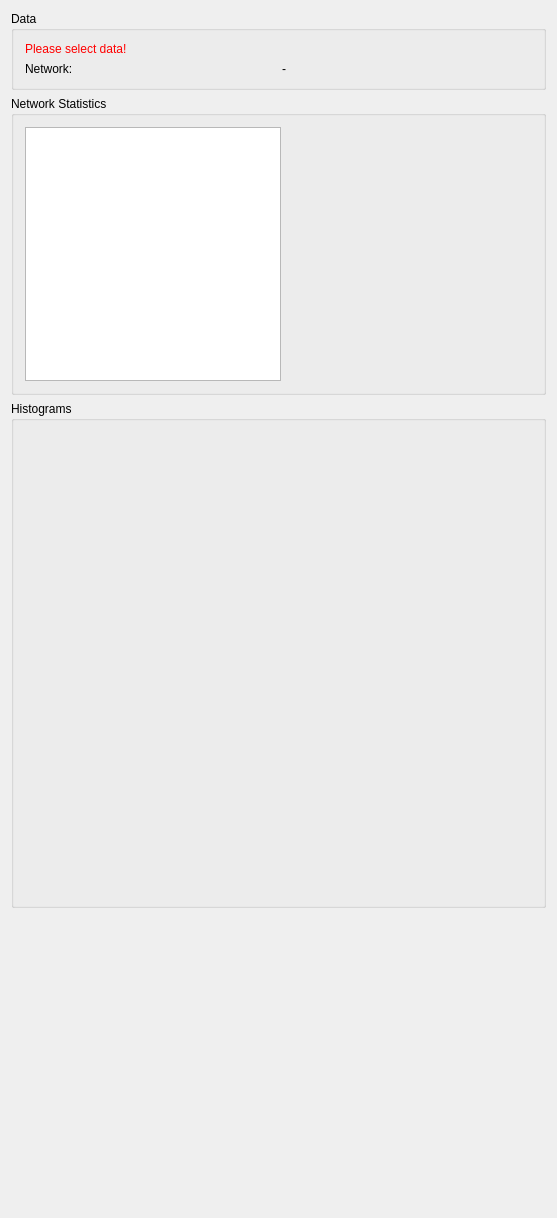
This is Plugins/org.mitk.gui.qt.diffusionimaging/src/internal/Connectomics/QmitkConnectomicsStatisticsViewControls.ui in MITK/MITK as Qt 5 draws it before an edit. The edited form follows.
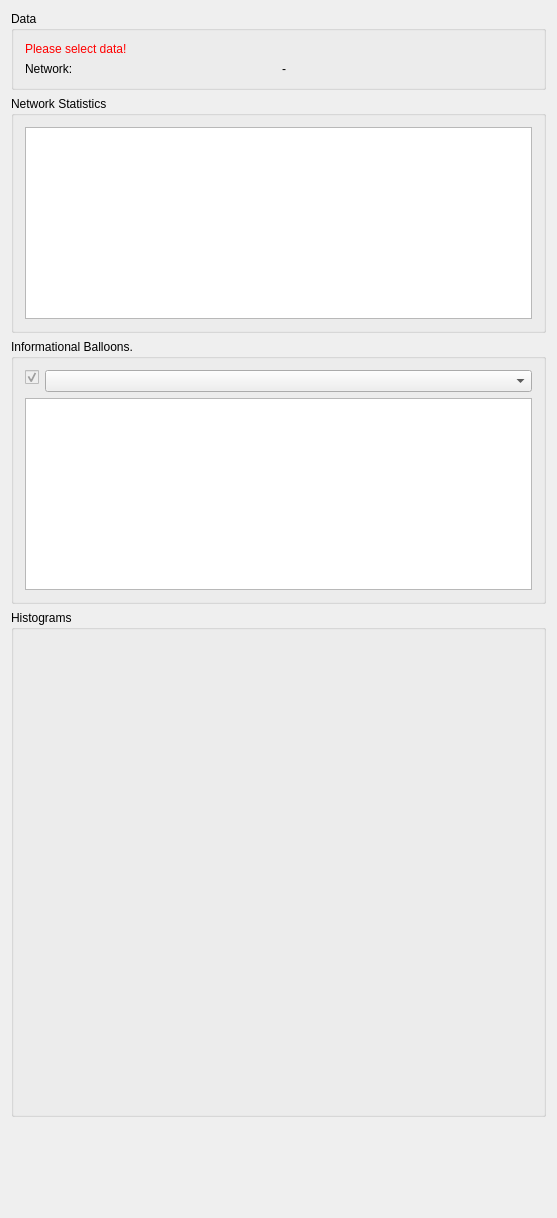
This is the edited form. Custom widgets are drawn as their Qt base class.

Commit message: Integrating Martins work - implementation of text overlays

```diff
--- a/Plugins/org.mitk.gui.qt.diffusionimaging/src/internal/Connectomics/QmitkConnectomicsStatisticsViewControls.ui
+++ b/Plugins/org.mitk.gui.qt.diffusionimaging/src/internal/Connectomics/QmitkConnectomicsStatisticsViewControls.ui
@@ -66,11 +66,17 @@
       <property name="fieldGrowthPolicy">
        <enum>QFormLayout::AllNonFixedFieldsGrow</enum>
       </property>
-      <item row="0" column="0">
+      <item row="0" column="0" colspan="2">
        <widget class="QPlainTextEdit" name="networkStatisticsPlainTextEdit">
         <property name="enabled">
          <bool>true</bool>
         </property>
+        <property name="sizePolicy">
+         <sizepolicy hsizetype="Expanding" vsizetype="MinimumExpanding">
+          <horstretch>0</horstretch>
+          <verstretch>0</verstretch>
+         </sizepolicy>
+        </property>
         <property name="readOnly">
          <bool>true</bool>
         </property>
@@ -79,6 +85,78 @@
      </layout>
     </widget>
    </item>
+   <item>
+    <widget class="QGroupBox" name="networkBalloonsGroupBox">
+     <property name="title">
+      <string>Informational Balloons.</string>
+     </property>
+     <layout class="QFormLayout" name="formLayout_2">
+      <property name="fieldGrowthPolicy">
+       <enum>QFormLayout::AllNonFixedFieldsGrow</enum>
+      </property>
+      <item row="3" column="0" colspan="2">
+       <widget class="QPlainTextEdit" name="networkBalloonsPlainTextEdit">
+        <property name="sizePolicy">
+         <sizepolicy hsizetype="Expanding" vsizetype="MinimumExpanding">
+          <horstretch>0</horstretch>
+          <verstretch>0</verstretch>
+         </sizepolicy>
+        </property>
+        <property name="font">
+         <font>
+          <family>Liberation Mono</family>
+          <pointsize>12</pointsize>
+         </font>
+        </property>
+        <property name="cursor" stdset="0">
+         <cursorShape>IBeamCursor</cursorShape>
+        </property>
+        <property name="acceptDrops">
+         <bool>false</bool>
+        </property>
+       </widget>
+      </item>
+      <item row="2" column="1">
+       <widget class="QComboBox" name="networkBalloonsNodeLabelsComboBox">
+        <property name="editable">
+         <bool>false</bool>
+        </property>
+        <property name="currentIndex">
+         <number>-1</number>
+        </property>
+        <property name="maxVisibleItems">
+         <number>12</number>
+        </property>
+        <property name="insertPolicy">
+         <enum>QComboBox::InsertAlphabetically</enum>
+        </property>
+       </widget>
+      </item>
+      <item row="2" column="0">
+       <widget class="QCheckBox" name="networkBalloonsTextOverlayCheckBox">
+        <property name="enabled">
+         <bool>false</bool>
+        </property>
+        <property name="cursor">
+         <cursorShape>PointingHandCursor</cursorShape>
+        </property>
+        <property name="layoutDirection">
+         <enum>Qt::RightToLeft</enum>
+        </property>
+        <property name="text">
+         <string/>
+        </property>
+        <property name="checked">
+         <bool>true</bool>
+        </property>
+        <property name="tristate">
+         <bool>false</bool>
+        </property>
+       </widget>
+      </item>
+     </layout>
+    </widget>
+   </item>
    <item>
     <widget class="QGroupBox" name="histogramGroupBox">
      <property name="title">
```
Left out of the diff: 19 changed lines with no effect on the pictures. The commit also changes 5 other files.
